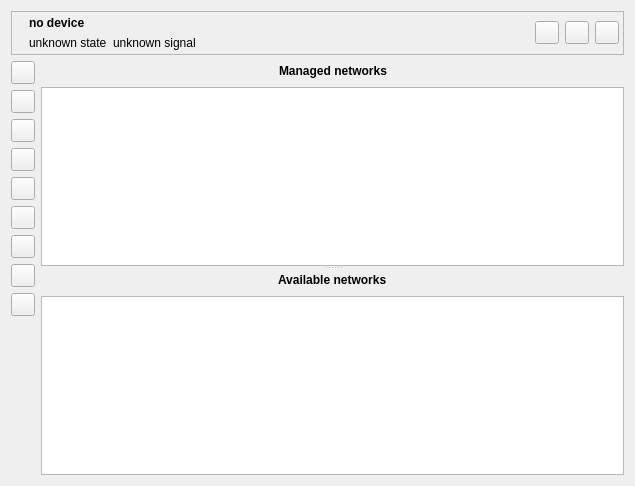
Above: qnut/airset.ui from dosnut/nut before the change. Below: the same form after it.
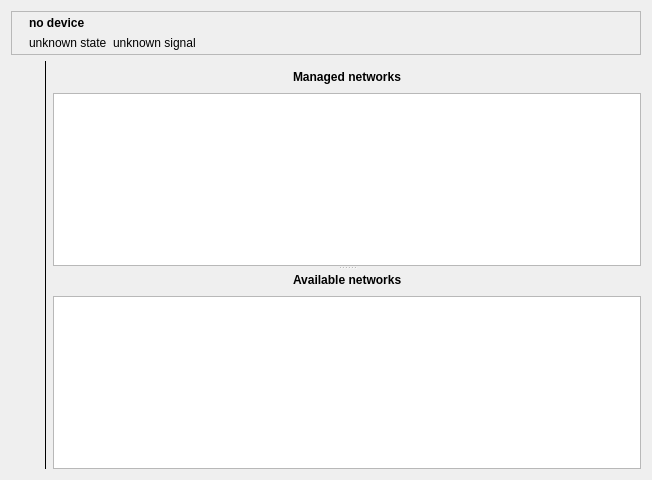
That is the form after the change. Icons and pictures are not drawn.

The edit to the form file:
```diff
--- a/qnut/airset.ui
+++ b/qnut/airset.ui
@@ -6,15 +6,18 @@
    <rect>
     <x>0</x>
     <y>0</y>
-    <width>635</width>
-    <height>486</height>
+    <width>652</width>
+    <height>480</height>
    </rect>
   </property>
   <property name="windowTitle" >
    <string/>
   </property>
   <layout class="QGridLayout" >
-   <item row="0" column="0" colspan="2" >
+   <property name="horizontalSpacing" >
+    <number>9</number>
+   </property>
+   <item row="0" column="0" colspan="3" >
     <widget class="QFrame" name="frame" >
      <property name="sizePolicy" >
       <sizepolicy vsizetype="Fixed" hsizetype="Expanding" >
@@ -101,18 +104,43 @@
        </layout>
       </item>
       <item>
-       <widget class="QToolButton" name="toggleDetailsButton" />
+       <spacer>
+        <property name="orientation" >
+         <enum>Qt::Horizontal</enum>
+        </property>
+        <property name="sizeHint" >
+         <size>
+          <width>40</width>
+          <height>20</height>
+         </size>
+        </property>
+       </spacer>
       </item>
       <item>
-       <widget class="QToolButton" name="saveNetworksButton" />
+       <widget class="QToolButton" name="toggleDetailsButton" >
+        <property name="autoRaise" >
+         <bool>true</bool>
+        </property>
+       </widget>
       </item>
       <item>
-       <widget class="QToolButton" name="reloadNetworksButton" />
+       <widget class="QToolButton" name="saveNetworksButton" >
+        <property name="autoRaise" >
+         <bool>true</bool>
+        </property>
+       </widget>
+      </item>
+      <item>
+       <widget class="QToolButton" name="reloadNetworksButton" >
+        <property name="autoRaise" >
+         <bool>true</bool>
+        </property>
+       </widget>
       </item>
      </layout>
     </widget>
    </item>
-   <item row="1" column="0" >
+   <item rowspan="2" row="1" column="0" >
     <layout class="QVBoxLayout" >
      <item>
       <widget class="QToolButton" name="rescanNetworksButton" >
@@ -125,6 +153,9 @@
        <property name="toolButtonStyle" >
         <enum>Qt::ToolButtonTextBesideIcon</enum>
        </property>
+       <property name="autoRaise" >
+        <bool>true</bool>
+       </property>
       </widget>
      </item>
      <item>
@@ -141,6 +172,9 @@
        <property name="toolButtonStyle" >
         <enum>Qt::ToolButtonTextBesideIcon</enum>
        </property>
+       <property name="autoRaise" >
+        <bool>true</bool>
+       </property>
       </widget>
      </item>
      <item>
@@ -154,6 +188,9 @@
        <property name="toolButtonStyle" >
         <enum>Qt::ToolButtonTextBesideIcon</enum>
        </property>
+       <property name="autoRaise" >
+        <bool>true</bool>
+       </property>
       </widget>
      </item>
      <item>
@@ -167,6 +204,9 @@
        <property name="toolButtonStyle" >
         <enum>Qt::ToolButtonTextBesideIcon</enum>
        </property>
+       <property name="autoRaise" >
+        <bool>true</bool>
+       </property>
       </widget>
      </item>
      <item>
@@ -180,6 +220,9 @@
        <property name="toolButtonStyle" >
         <enum>Qt::ToolButtonTextBesideIcon</enum>
        </property>
+       <property name="autoRaise" >
+        <bool>true</bool>
+       </property>
       </widget>
      </item>
      <item>
@@ -193,6 +236,9 @@
        <property name="toolButtonStyle" >
         <enum>Qt::ToolButtonTextBesideIcon</enum>
        </property>
+       <property name="autoRaise" >
+        <bool>true</bool>
+       </property>
       </widget>
      </item>
      <item>
@@ -206,6 +252,9 @@
        <property name="toolButtonStyle" >
         <enum>Qt::ToolButtonTextBesideIcon</enum>
        </property>
+       <property name="autoRaise" >
+        <bool>true</bool>
+       </property>
       </widget>
      </item>
      <item>
@@ -219,6 +268,9 @@
        <property name="toolButtonStyle" >
         <enum>Qt::ToolButtonTextBesideIcon</enum>
        </property>
+       <property name="autoRaise" >
+        <bool>true</bool>
+       </property>
       </widget>
      </item>
      <item>
@@ -232,6 +284,9 @@
        <property name="toolButtonStyle" >
         <enum>Qt::ToolButtonTextBesideIcon</enum>
        </property>
+       <property name="autoRaise" >
+        <bool>true</bool>
+       </property>
       </widget>
      </item>
      <item>
@@ -249,7 +304,17 @@
      </item>
     </layout>
    </item>
-   <item row="1" column="1" >
+   <item rowspan="2" row="1" column="1" colspan="2" >
+    <widget class="Line" name="line" >
+     <property name="frameShadow" >
+      <enum>QFrame::Plain</enum>
+     </property>
+     <property name="orientation" >
+      <enum>Qt::Vertical</enum>
+     </property>
+    </widget>
+   </item>
+   <item row="2" column="2" >
     <widget class="QSplitter" name="splitter" >
      <property name="sizePolicy" >
       <sizepolicy vsizetype="Expanding" hsizetype="Expanding" >
```
